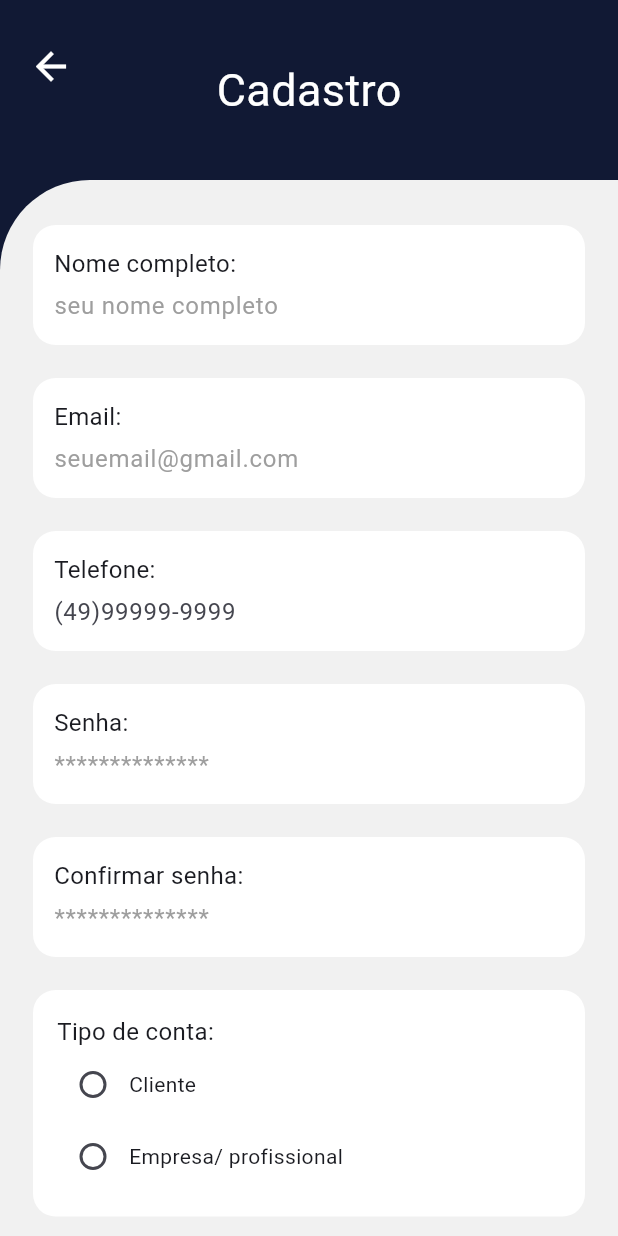
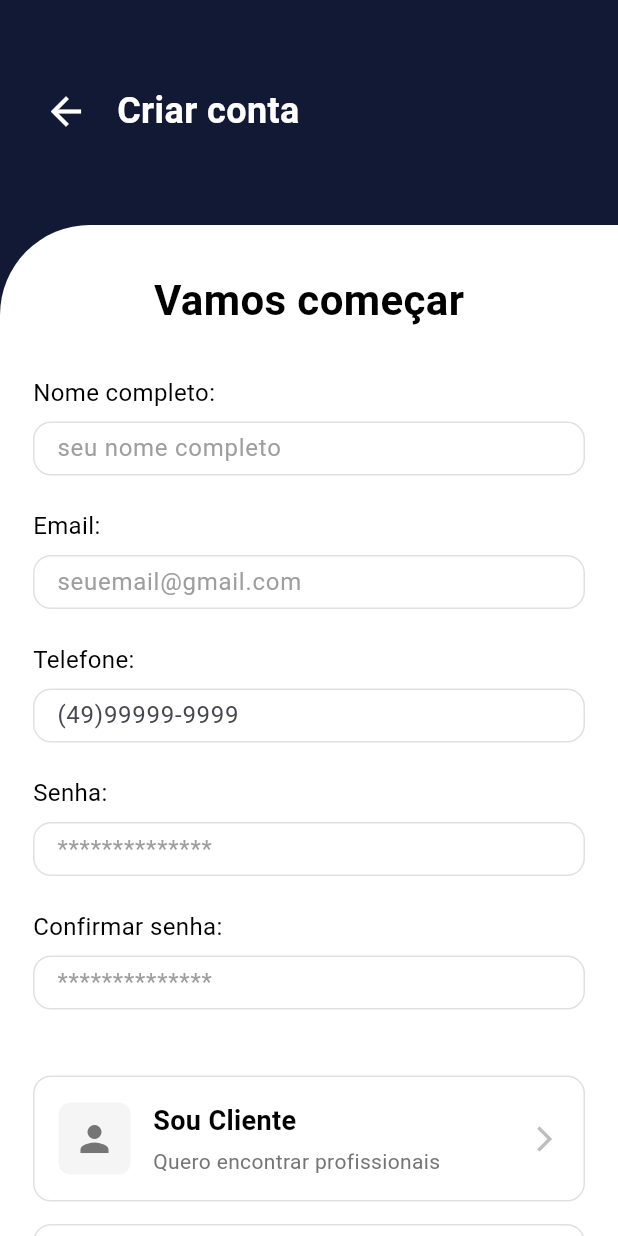
Before and after one commit to SamuVortmann/PI3-AgendaJa, a Flutter app: the CadastroPage screen opened by its route, on a phone screen of 412 x 824 dp. Run offline on Flutter 3.47's test engine with Material 3 defaults, Android fonts, the phone set to English and light mode, and no system bars; our stand-ins replace shared_preferences; accounts and stored records are empty.

Commit message:
mudanças no estilo

```diff
--- a/agenda-ja/lib/pages/cadastro.dart
+++ b/agenda-ja/lib/pages/cadastro.dart
@@ -98,35 +98,45 @@ class _CadastroPageState extends State<CadastroPage> {
                   children: [
                     Container(
                       width: double.infinity,
-                      height: 120,
+                      height: 150,
                       color: const Color(0xFF111934),
                       child: Stack(
                         children: [
-                          Positioned(
-                            top: 20,
-                            left: 10,
-                            child: IconButton(
+                          Padding(
+                            padding: const EdgeInsets.only(top: 50, left: 20),
+                            child: Row(
+                              children: [
+                                IconButton(
                                   icon: const Icon(Icons.arrow_back, color: Colors.white, size: 30),
                                   onPressed: () => Navigator.pop(context),
                                 ),
+                                const SizedBox(width: 10),
+                                const Text(
+                                  'Criar conta',
+                                  style: TextStyle(color: Colors.white, fontSize: 24, fontWeight: FontWeight.bold),
                                 ),
-                          const Center(
-                            child: Text('Cadastro', style: TextStyle(color: Colors.white, fontSize: 30)),
+                              ],
+                            ),
                           ),
                         ],
                       ),
                     ),
                     Container(
                       width: double.infinity,
-                      constraints: BoxConstraints(minHeight: constraints.maxHeight - 120),
+                      constraints: BoxConstraints(minHeight: constraints.maxHeight - 150),
                       decoration: const BoxDecoration(
-                        color: Color(0xFFF1F1F1),
+                        color: Colors.white,
                         borderRadius: BorderRadius.only(topLeft: Radius.circular(60)),
                       ),
                       child: Padding(
                         padding: const EdgeInsets.symmetric(horizontal: 22, vertical: 30),
                         child: Column(
                           children: [
+                            const Text(
+                              'Vamos começar',
+                              style: TextStyle(color: Colors.black, fontSize: 28, fontWeight: FontWeight.bold),
+                            ),
+                            const SizedBox(height: 30),
                             campo(titulo: 'Nome completo:', hint: 'seu nome completo', controller: nomeController),
                             const SizedBox(height: 22),
                             campo(titulo: 'Email:', hint: 'seuemail@gmail.com', controller: emailController),
@@ -137,48 +147,57 @@ class _CadastroPageState extends State<CadastroPage> {
                             const SizedBox(height: 22),
                             campo(titulo: 'Confirmar senha:', hint: '**************', controller: confirmarSenhaController, obscure: true),
                             const SizedBox(height: 22),
-                            Container(
-                              width: double.infinity,
-                              padding: const EdgeInsets.all(16),
-                              decoration: BoxDecoration(color: Colors.white, borderRadius: BorderRadius.circular(15)),
-                              child: Column(
-                                crossAxisAlignment: CrossAxisAlignment.start,
-                                children: [
-                                  const Text('Tipo de conta:', style: TextStyle(fontSize: 16)),
-                                  Row(
-                                    children: [
-                                      Radio<String>(
+                            const SizedBox(height: 22),
+                            _buildAccountTypeCard(
+                              icon: Icons.person,
+                              title: 'Sou Cliente',
+                              subtitle: 'Quero encontrar profissionais',
                               value: 'cliente',
                               groupValue: tipoConta,
-                                        activeColor: const Color(0xFF111934),
-                                        onChanged: (v) => setState(() => tipoConta = v!),
+                              onChanged: (value) => setState(() => tipoConta = value),
                             ),
-                                      const Text('Cliente'),
-                                    ],
-                                  ),
-                                  Row(
-                                    children: [
-                                      Radio<String>(
+                            const SizedBox(height: 15),
+                            _buildAccountTypeCard(
+                              icon: Icons.business,
+                              title: 'Sou Profissional / Empresa',
+                              subtitle: 'Quero gerenciar minha agenda',
                               value: 'empresa',
                               groupValue: tipoConta,
-                                        activeColor: const Color(0xFF111934),
-                                        onChanged: (v) => setState(() => tipoConta = v!),
+                              onChanged: (value) => setState(() => tipoConta = value),
                             ),
-                                      const Text('Empresa/ profissional'),
-                                    ],
+                            const SizedBox(height: 35),
+                            SizedBox(
+                              width: double.infinity,
+                              height: 48,
+                              child: ElevatedButton(
+                                onPressed: _carregando ? null : validarECadastrar,
+                                style: ElevatedButton.styleFrom(
+                                  backgroundColor: const Color(0xFF4285F4),
+                                  foregroundColor: Colors.white,
+                                  shape: RoundedRectangleBorder(borderRadius: BorderRadius.circular(12)),
+                                ),
+                                child: _carregando
+                                    ? const SizedBox(
+                                        width: 22,
+                                        height: 22,
+                                        child: CircularProgressIndicator(strokeWidth: 2, color: Colors.white),
+                                      )
+                                    : const Text('Criar conta', style: TextStyle(fontSize: 20)),
+                              ),
+                            ),
+                            const SizedBox(height: 20),
+                            Row(
+                              mainAxisAlignment: MainAxisAlignment.center,
+                              children: [
+                                const Text('Já tem uma conta? ', style: TextStyle(fontStyle: FontStyle.italic, color: Colors.black54)),
+                                GestureDetector(
+                                  onTap: () => Navigator.pushNamed(context, 'login'),
+                                  child: const Text(
+                                    "Entrar",
+                                    style: TextStyle(fontStyle: FontStyle.italic, color: Color(0xFF4285F4), fontWeight: FontWeight.bold),
+                                  ),
                                 ),
                               ],
-                              ),
-                            ),
-                            const SizedBox(height: 45),
-                            Align(
-                              alignment: Alignment.centerRight,
-                              child: GestureDetector(
-                                onTap: _carregando ? null : validarECadastrar,
-                                child: _carregando
-                                    ? const CircularProgressIndicator()
-                                    : const Text('CONTINUAR ➜', style: TextStyle(color: Color(0xFF111934), fontSize: 18, fontWeight: FontWeight.bold)),
-                              ),
                             ),
                             const SizedBox(height: 40),
                           ],
@@ -196,43 +215,106 @@ class _CadastroPageState extends State<CadastroPage> {
   }
 
   Widget campo({required String titulo, required String hint, required TextEditingController controller, bool obscure = false}) {
-    return Container(
+    return Column(
+      crossAxisAlignment: CrossAxisAlignment.start,
+      children: [
+        Text(titulo, style: const TextStyle(fontSize: 16, color: Colors.black)),
+        const SizedBox(height: 8),
+        Container(
           width: double.infinity,
-      padding: const EdgeInsets.all(14),
-      decoration: BoxDecoration(color: Colors.white, borderRadius: BorderRadius.circular(15)),
+          padding: const EdgeInsets.symmetric(horizontal: 15, vertical: 5),
+          decoration: BoxDecoration(
+            color: Colors.white,
+            borderRadius: BorderRadius.circular(12),
+            border: Border.all(color: Colors.grey.shade300),
+          ),
+          child: TextField(
+            controller: controller,
+            obscureText: obscure,
+            decoration: InputDecoration(hintText: hint, hintStyle: const TextStyle(color: Colors.grey), border: InputBorder.none, isCollapsed: true),
+            style: const TextStyle(color: Colors.black),
+          ),
+        ),
+      ],
+    );
+  }
+
+  Widget _buildAccountTypeCard({
+    required IconData icon,
+    required String title,
+    required String subtitle,
+    required String value,
+    required String groupValue,
+    required ValueChanged<String> onChanged,
+  }) {
+    final isSelected = value == groupValue;
+    return GestureDetector(
+      onTap: () => onChanged(value),
+      child: Container(
+        width: double.infinity,
+        padding: const EdgeInsets.all(16),
+        decoration: BoxDecoration(
+          color: Colors.white,
+          borderRadius: BorderRadius.circular(12),
+          border: Border.all(color: isSelected ? const Color(0xFF4285F4) : Colors.grey.shade300, width: isSelected ? 2 : 1),
+        ),
+        child: Row(
+          children: [
+            Container(
+              padding: const EdgeInsets.all(10),
+              decoration: BoxDecoration(
+                color: isSelected ? const Color(0xFFE3F2FD) : Colors.grey.shade100,
+                borderRadius: BorderRadius.circular(8),
+              ),
+              child: Icon(icon, color: isSelected ? const Color(0xFF4285F4) : Colors.grey.shade600, size: 28),
+            ),
+            const SizedBox(width: 15),
+            Expanded(
               child: Column(
                 crossAxisAlignment: CrossAxisAlignment.start,
                 children: [
-          Text(titulo, style: const TextStyle(fontSize: 16)),
-          const SizedBox(height: 5),
-          TextField(
-            controller: controller,
-            obscureText: obscure,
-            decoration: InputDecoration(hintText: hint, hintStyle: const TextStyle(color: Colors.grey), border: InputBorder.none, isCollapsed: true),
+                  Text(
+                    title,
+                    style: TextStyle(fontSize: 18, fontWeight: FontWeight.bold, color: Colors.black),
+                  ),
+                  const SizedBox(height: 4),
+                  Text(
+                    subtitle,
+                    style: TextStyle(fontSize: 14, color: Colors.grey.shade600),
                   ),
                 ],
+              ),
+            ),
+            Icon(Icons.arrow_forward_ios, color: Colors.grey.shade400, size: 20),
+          ],
+        ),
       ),
     );
   }
 
   Widget campoTelefone() {
-    return Container(
-      width: double.infinity,
-      padding: const EdgeInsets.all(14),
-      decoration: BoxDecoration(color: Colors.white, borderRadius: BorderRadius.circular(15)),
-      child: Column(
+    return Column(
       crossAxisAlignment: CrossAxisAlignment.start,
       children: [
-          const Text('Telefone:', style: TextStyle(fontSize: 16)),
-          const SizedBox(height: 5),
-          TextField(
+        const Text('Telefone:', style: TextStyle(fontSize: 16, color: Colors.black)),
+        const SizedBox(height: 8),
+        Container(
+          width: double.infinity,
+          padding: const EdgeInsets.symmetric(horizontal: 15, vertical: 5),
+          decoration: BoxDecoration(
+            color: Colors.white,
+            borderRadius: BorderRadius.circular(12),
+            border: Border.all(color: Colors.grey.shade300),
+          ),
+          child: TextField(
             controller: telefoneController,
             keyboardType: TextInputType.phone,
             inputFormatters: [TelefoneInputFormatter()],
             decoration: const InputDecoration(hintText: '(49)99999-9999', border: InputBorder.none, isCollapsed: true),
+            style: const TextStyle(color: Colors.black),
+          ),
         ),
       ],
-      ),
     );
   }
 }
```
Also changed, not shown: agenda-ja/lib/pages/homecliente.dart (+170 -109 lines), agenda-ja/lib/pages/login_pg.dart (+38 -25 lines), agenda-ja/pubspec.lock, 2 other files. Lines whose indentation alone changed are shown as unchanged.
